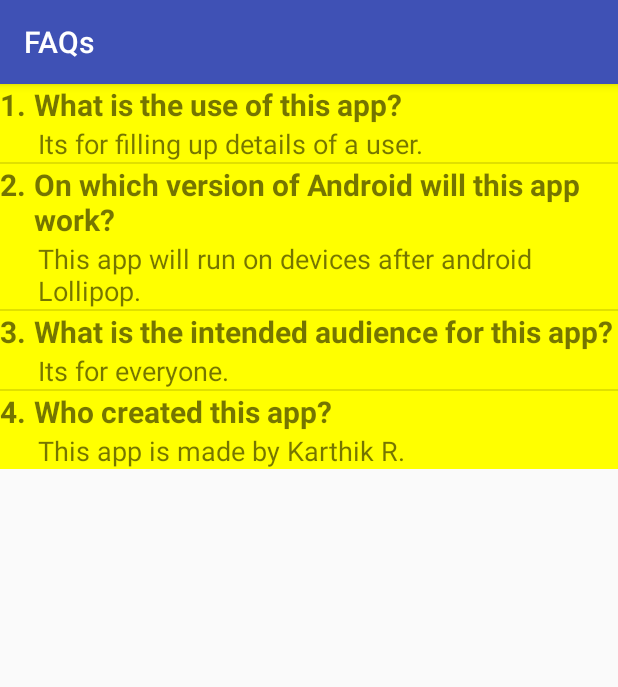
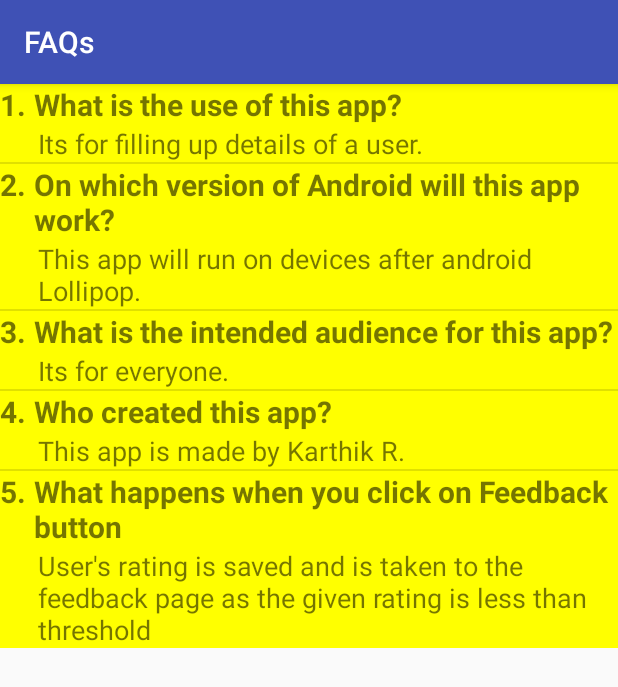
Before and after one commit to karthik-r14/Forms, an Android app: the FAQsActivity screen opened directly, with no data from a screen before it, on a phone screen of 412 x 824 dp. Shown: the top 687 px of the screen. Run offline under Robolectric (Android 15) with nearby library versions, the phone set to English and light mode, and no system bars; our stand-ins replace ButterKnife.

Commit message:
Added a new question and answer in the FAQ section.

```diff
--- a/app/src/main/res/values/strings.xml
+++ b/app/src/main/res/values/strings.xml
@@ -54,6 +54,7 @@
     <item>On which version of Android will this app work?</item>
     <item>What is the intended audience for this app?</item>
     <item>Who created this app?</item>
+    <item>What happens when you click on Feedback button</item>
   </string-array>
 
   <string-array name="answers">
@@ -61,6 +62,7 @@
     <item>This app will run on devices after android Lollipop.</item>
     <item>Its for everyone.</item>
     <item>This app is made by Karthik R.</item>
+    <item>User\'s rating is saved and is taken to the feedback page as the given rating is less than threshold</item>
   </string-array>
 
   <string-array name="questionNo">
@@ -68,5 +70,6 @@
     <item>2.</item>
     <item>3.</item>
     <item>4.</item>
+    <item>5.</item>
   </string-array>
 </resources>
```
